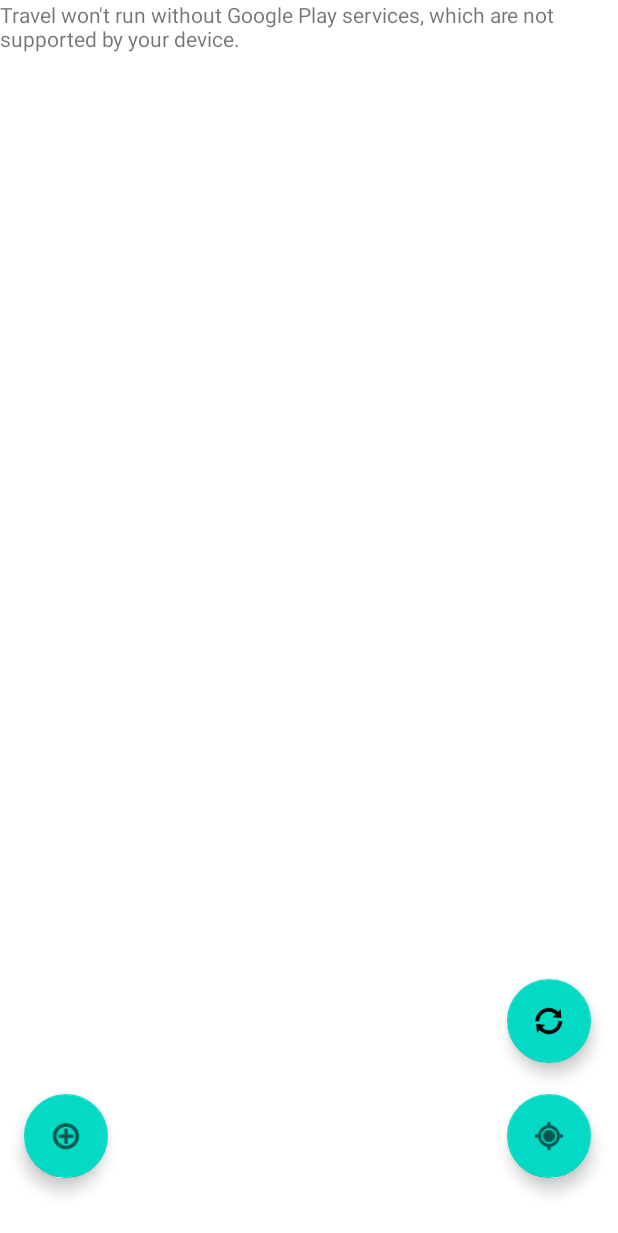
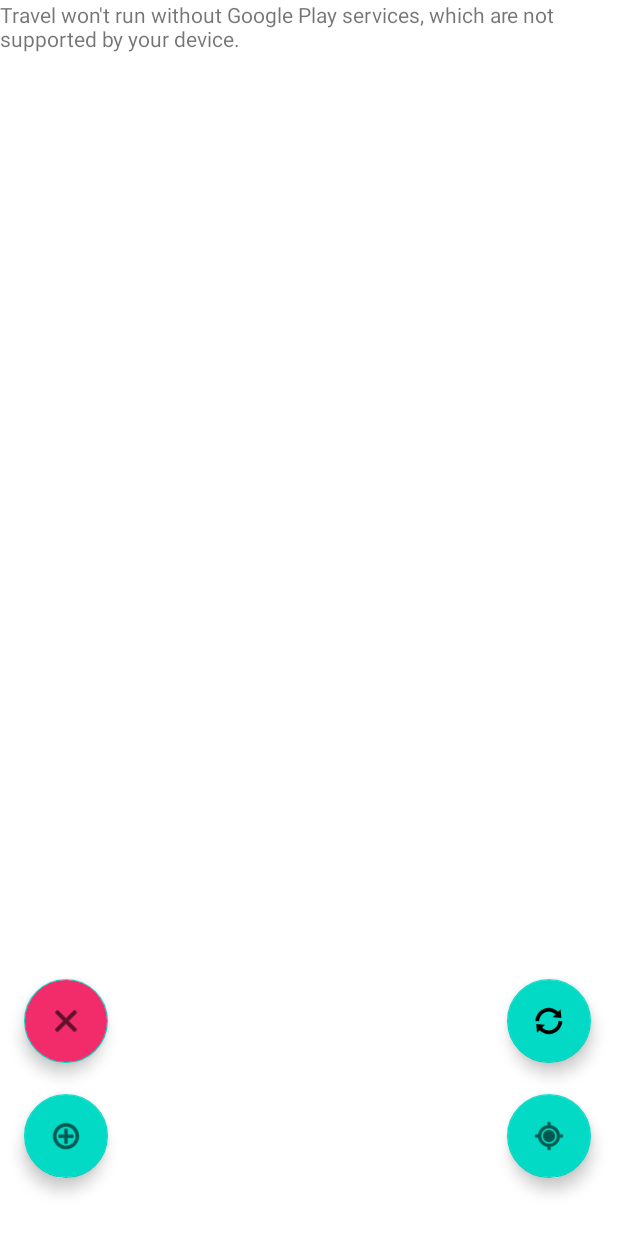
Before and after one commit to YuehSheng/Travel, an Android app: the screen it shows after launch (MapsActivity), on a phone screen of 412 x 824 dp. Shown: the top 1233 px of the screen. Run offline under Robolectric (Android 15) with nearby library versions, the phone set to English and light mode, and no system bars.

Commit message:
cancelMarker button OK

```diff
--- a/app/src/main/res/layout/activity_maps.xml
+++ b/app/src/main/res/layout/activity_maps.xml
@@ -46,6 +46,20 @@
         map:layout_constraintVertical_bias="0.95" />
 
     <com.google.android.material.floatingactionbutton.FloatingActionButton
+        android:id="@+id/cancelMarker"
+        android:layout_width="wrap_content"
+        android:layout_height="wrap_content"
+        android:backgroundTint="#F22B6A"
+        android:src="@android:drawable/ic_menu_close_clear_cancel"
+        map:fabSize="auto"
+        map:layout_constraintBottom_toBottomOf="parent"
+        map:layout_constraintEnd_toEndOf="parent"
+        map:layout_constraintHorizontal_bias="0.045"
+        map:layout_constraintStart_toStartOf="parent"
+        map:layout_constraintTop_toTopOf="parent"
+        map:layout_constraintVertical_bias="0.85" />
+
+    <com.google.android.material.floatingactionbutton.FloatingActionButton
         android:id="@+id/changeMap"
         android:layout_width="wrap_content"
         android:layout_height="wrap_content"
```
Also changed, not shown: app/src/main/java/com/example/travel/MapsActivity.java (+16 -0 lines).
